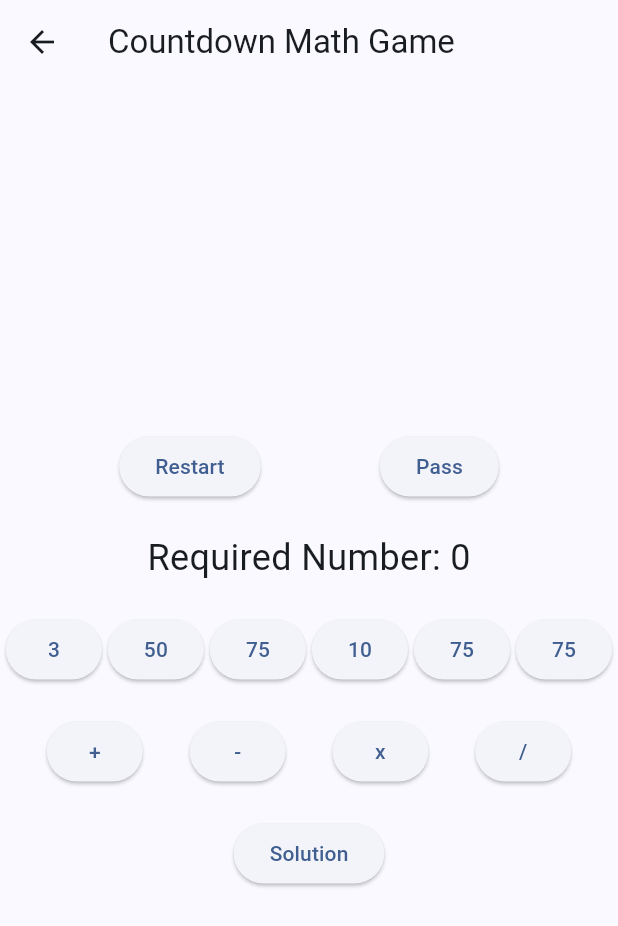
After one commit to Jay-Davis-191/BrainBlitz-Flutter, a Flutter app: the CountdownScreen screen opened by its route, after a tap on "Restart", on a phone screen of 412 x 824 dp. The commit adds this screen. Shown: the top 926 px of the screen. Run offline on Flutter 3.47's test engine with Material 3 defaults, Android fonts, the phone set to English and light mode, and no system bars.

Commit message:
Initial Countdown design finished
Initial stages of design is finished, but the functionality still needs work

```diff
--- a/student_helper_flutter/lib/main.dart
+++ b/student_helper_flutter/lib/main.dart
@@ -44,7 +44,7 @@ class MyApp extends StatelessWidget {
         '/landing': (context) => const LandingScreen(),
         '/flashcards': (context) => FlashcardScreen(user: user),
         '/reminders': (context) => ReminderScreen(),
-        '/countdown': (context) => const CountdownScreen(),
+        '/countdown': (context) => CountdownScreen(),
 
       }
     );
--- a/student_helper_flutter/lib/screens/screen_countdown.dart
+++ b/student_helper_flutter/lib/screens/screen_countdown.dart
@@ -1,15 +1,21 @@
 import 'package:flutter/material.dart';
+import 'package:student_helper_flutter/widgets/countdown_widget.dart';
 
-class CountdownScreen extends StatelessWidget {
-  const CountdownScreen({super.key});
+class CountdownScreen extends StatefulWidget {
+  @override
+  _CountdownScreenState createState() => _CountdownScreenState();
+}
 
+class _CountdownScreenState extends State<CountdownScreen> {
   @override
   Widget build(BuildContext context) {
-    // TODO: implement build
-    throw UnimplementedError();
+    return Scaffold(
+      appBar: AppBar(
+        title: Text('Countdown Math Game'),
+      ),
+      body: Center(
+        child: CountdownWidget(),
+      ),
+    );
   }
-
-
-
-
 }
--- /dev/null
+++ b/student_helper_flutter/lib/widgets/countdown_widget.dart
@@ -0,0 +1,128 @@
+import 'package:flutter/material.dart';
+import 'dart:math';
+
+class CountdownWidget extends StatefulWidget {
+  @override
+  _CountdownWidgetState createState() => _CountdownWidgetState();
+}
+
+class _CountdownWidgetState extends State<CountdownWidget> {
+  int requiredNumber = 0; // Example required number
+  List<int> setNumbers = [];
+  String solutionWorking = '';
+
+
+  @override
+  void initState() {
+    super.initState();
+    getRandomNumbers();
+  }
+
+  void getRandomNumbers() {
+    List<int> presetNumbers = [1, 2, 3, 4, 5, 6, 7, 8, 9, 10, 25, 50, 75, 100]; // Example random numbers
+    List<int> randomNumbers = []; // Example random numbers
+    Random random = Random();
+
+    for (int i = 0; i < 6; i++) {
+      int randomNumber = presetNumbers[random.nextInt(presetNumbers.length)];
+      randomNumbers.add(randomNumber);
+    }
+    setNumbers = randomNumbers;
+  }
+
+  void _restartNumbers() {
+    // Logic to restart the numbers
+  }
+
+  void _skipToNextSet() {
+    // Logic to skip to the next set of numbers
+  }
+
+  void _showSolution() {
+    // Logic to display the solution in a popup
+  }
+
+  @override
+  Widget build(BuildContext context) {
+    return Column(
+      mainAxisAlignment: MainAxisAlignment.center,
+      children: [
+        Row(
+          mainAxisAlignment: MainAxisAlignment.spaceEvenly,
+          children: [
+            ElevatedButton(
+              onPressed: _restartNumbers,
+              child: Text('Restart'),
+            ),
+            ElevatedButton(
+              onPressed: _skipToNextSet,
+              child: Text('Pass'),
+            ),
+          ],
+        ),
+        SizedBox(height: 20),
+        Text(
+          'Required Number: $requiredNumber',
+          style: TextStyle(fontSize: 24),
+        ),
+        SizedBox(height: 20),
+        Row(
+          mainAxisAlignment: MainAxisAlignment.spaceEvenly,
+          children: [
+          ElevatedButton(
+            onPressed: _skipToNextSet,
+            child: Text(setNumbers.elementAt(0).toString()),
+            ),
+          ElevatedButton(
+            onPressed: _skipToNextSet,
+            child: Text(setNumbers.elementAt(1).toString()),
+            ),
+          ElevatedButton(
+            onPressed: _skipToNextSet,
+            child: Text(setNumbers.elementAt(2).toString()),
+            ),
+          ElevatedButton(
+            onPressed: _skipToNextSet,
+            child: Text(setNumbers.elementAt(3).toString()),
+            ),
+          ElevatedButton(
+            onPressed: _skipToNextSet,
+            child: Text(setNumbers.elementAt(4).toString()),
+            ),
+          ElevatedButton(
+            onPressed: _skipToNextSet,
+            child: Text(setNumbers.elementAt(5).toString()),
+            ),
+          ]
+        ),
+        SizedBox(height: 20),
+        Row(
+          mainAxisAlignment: MainAxisAlignment.spaceEvenly,
+          children: [
+            ElevatedButton(
+              onPressed: _showSolution,
+              child: Text('+'),
+            ),
+            ElevatedButton(
+              onPressed: _showSolution,
+              child: Text('-'),
+            ),
+            ElevatedButton(
+              onPressed: _showSolution,
+              child: Text('x'),
+            ),
+            ElevatedButton(
+              onPressed: _showSolution,
+              child: Text('/'),
+            ),
+          ],
+        ),
+        SizedBox(height: 20),
+        ElevatedButton(
+          onPressed: _showSolution,
+          child: Text('Solution'),
+        ),
+      ],
+    );
+  }
+}
```
